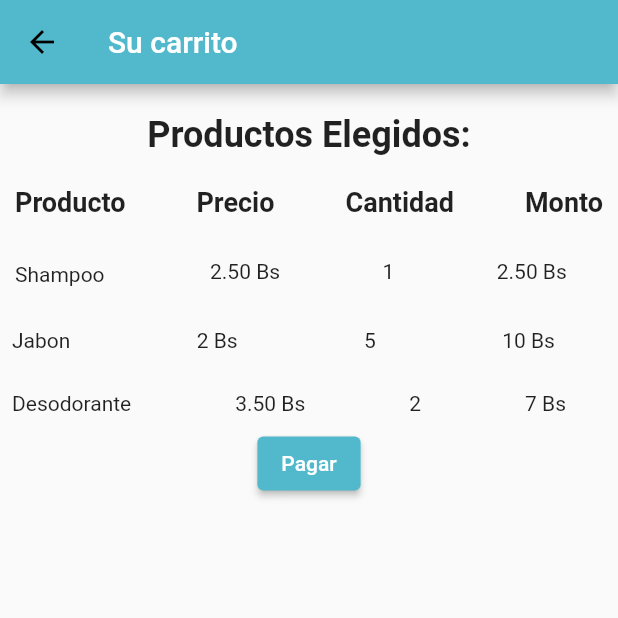
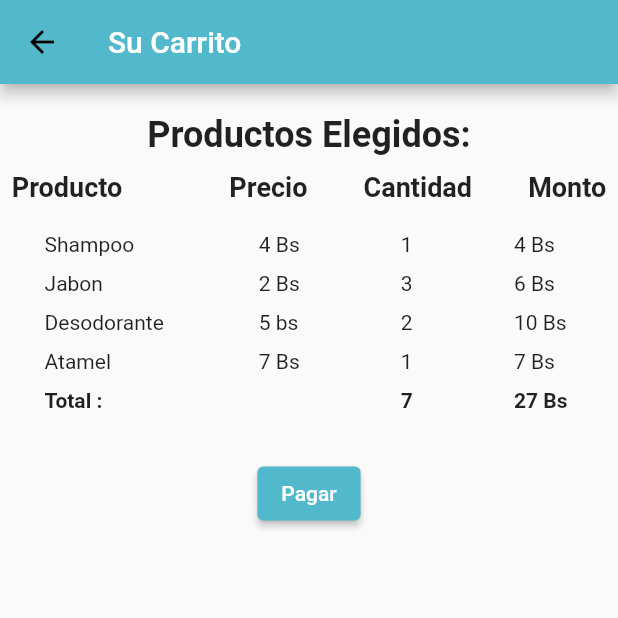
Before and after one commit to bleidertcs/demoplace, a Flutter app: the PharmacyPage screen opened directly, after a tap on "Shoes", on a phone screen of 412 x 824 dp, the top half of it. Run offline on Flutter 3.47's test engine with Material 2 defaults, Android fonts, the light colour scheme and no system bars; our stand-ins replace font_awesome_flutter.

Commit message:
cambios finales

```diff
--- a/lib/login_page.dart
+++ b/lib/login_page.dart
@@ -14,6 +14,7 @@ class LoginPage extends StatelessWidget {
       body: Form(
         key: key,
         child: Background(
+          child: Expanded(
             child: Padding(
               padding: const EdgeInsets.symmetric(vertical: 80, horizontal: 10),
               child: Expanded(
@@ -39,6 +40,7 @@ class LoginPage extends StatelessWidget {
                     LoginButton(),
                     SizedBox(height: 20),
                   ],
+                ),
               ),
             ),
           ),
--- a/lib/pharmacy_home_page.dart
+++ b/lib/pharmacy_home_page.dart
@@ -133,15 +133,19 @@ class PharmacyPage extends StatelessWidget {
             crossAxisAlignment: CrossAxisAlignment.center,
             mainAxisAlignment: MainAxisAlignment.center,
             children: const [
-              ProductCard(
+              Expanded(
+                child: ProductCard(
                   image: 'assets/botella.jpg',
                   productName: '',
                   productPrice: '',
                 ),
-              ProductCard(
+              ),
+              Expanded(
+                child: ProductCard(
                   image: 'assets/pharmacy1.jpg',
                   productName: '',
                   productPrice: '',
+                ),
               ),
             ],
           ),
@@ -149,15 +153,19 @@ class PharmacyPage extends StatelessWidget {
             crossAxisAlignment: CrossAxisAlignment.center,
             mainAxisAlignment: MainAxisAlignment.center,
             children: const [
-              ProductCard(
+              Expanded(
+                child: ProductCard(
                   image: 'assets/pharmacy2.jpg',
                   productName: '',
                   productPrice: '',
                 ),
-              ProductCard(
+              ),
+              Expanded(
+                child: ProductCard(
                   image: 'assets/pharmacy1.jpg',
                   productName: '',
                   productPrice: '',
+                ),
               ),
             ],
           ),
@@ -165,15 +173,19 @@ class PharmacyPage extends StatelessWidget {
             crossAxisAlignment: CrossAxisAlignment.center,
             mainAxisAlignment: MainAxisAlignment.center,
             children: const [
-              ProductCard(
+              Expanded(
+                child: ProductCard(
                   image: 'assets/botella.jpg',
                   productName: '',
                   productPrice: '',
                 ),
-              ProductCard(
+              ),
+              Expanded(
+                child: ProductCard(
                   image: 'assets/pharmacy2.jpg',
                   productName: '',
                   productPrice: '',
+                ),
               ),
             ],
           ),
@@ -181,15 +193,19 @@ class PharmacyPage extends StatelessWidget {
             crossAxisAlignment: CrossAxisAlignment.center,
             mainAxisAlignment: MainAxisAlignment.center,
             children: const [
-              ProductCard(
+              Expanded(
+                child: ProductCard(
                   image: 'assets/botella.jpg',
                   productName: '',
                   productPrice: '',
                 ),
-              ProductCard(
+              ),
+              Expanded(
+                child: ProductCard(
                   image: 'assets/botella.jpg',
                   productName: '',
                   productPrice: '',
+                ),
               ),
             ],
           ),
--- a/lib/product-view.dart
+++ b/lib/product-view.dart
@@ -11,18 +11,18 @@ class ProductView extends StatelessWidget {
         Column(
           children: [
             Image(
-              image: AssetImage('assets/botella.jpg'),
+              image: const AssetImage('assets/botella.jpg'),
               width: MediaQuery.of(context).size.width,
               height: 550,
             ),
           ],
         ),
-        Positioned(
+        const Positioned(
             top: 75,
             right: 20,
             child: Icon(
               FontAwesomeIcons.heart,
-              color: const Color(0xff51b9cb),
+              color: Color(0xff51b9cb),
               size: 40,
             )),
         Positioned(
@@ -48,50 +48,43 @@ class ProductView extends StatelessWidget {
                   crossAxisAlignment: CrossAxisAlignment.start,
                   children: [
                     stars(),
-                    SizedBox(
-                      height: 20,
+                    const SizedBox(height: 20),
+                    const Expanded(
+                      child: Text('Botella',
+                          style: TextStyle(
+                              color: Colors.white,
+                              fontSize: 20,
+                              fontWeight: FontWeight.w800,
+                              letterSpacing: 1.5)),
                     ),
-                    Text('Botella',
-                        style: TextStyle(
-                            color: Colors.white,
-                            fontSize: 20,
-                            fontWeight: FontWeight.w800,
-                            letterSpacing: 1.5)),
-                    SizedBox(
-                      height: 20,
-                    ),
-                    Text(
+                    const SizedBox(height: 20),
+                    const Text(
                         'Lorem Ipsum is simply dummy text of the printing and typesetting industry. Lorem Ipsum has been the industr',
                         style: TextStyle(
                           color: Colors.white,
                           fontSize: 16,
                           fontWeight: FontWeight.w400,
                         )),
-                    SizedBox(
-                      height: 20,
-                    ),
-                    Text('Bs. 10.000',
+                    const SizedBox(height: 20),
+                    const Text('Bs. 10.000',
                         style: TextStyle(
                             color: Colors.white,
                             fontSize: 20,
                             fontWeight: FontWeight.w800,
                             letterSpacing: 1.5)),
-                    SizedBox(
-                      height: 20,
-                    ),
+                    const SizedBox(height: 20),
                     Center(
                       child: InkWell(
                         child: Container(
                           height: 60,
                           width: MediaQuery.of(context).size.width - 50,
-                          decoration: BoxDecoration(
+                          decoration: const BoxDecoration(
                             color: Colors.white,
-                            borderRadius:
-                                const BorderRadius.all(Radius.circular(20)),
+                            borderRadius: BorderRadius.all(Radius.circular(20)),
                           ),
                           child: Row(
                             mainAxisAlignment: MainAxisAlignment.spaceEvenly,
-                            children: [
+                            children: const [
                               Text(
                                 'Añadir al carrito',
                                 style: TextStyle(
--- a/lib/shopping_page.dart
+++ b/lib/shopping_page.dart
@@ -8,15 +8,13 @@ class ShoppingPage extends StatelessWidget {
     return Scaffold(
       appBar: AppBar(
         title: const Text(
-          'Su carrito',
+          'Su Carrito',
           style: TextStyle(
             color: Colors.white,
           ),
         ),
       ),
-      body: Column(
-        crossAxisAlignment: CrossAxisAlignment.center,
-        mainAxisAlignment: MainAxisAlignment.start,
+      body: ListView(
         children: [
           Row(
             mainAxisAlignment: MainAxisAlignment.center,
@@ -35,129 +33,142 @@ class ShoppingPage extends StatelessWidget {
             ],
           ),
           const SizedBox(height: 10),
+          Column(
+            mainAxisAlignment: MainAxisAlignment.center,
+            crossAxisAlignment: CrossAxisAlignment.center,
+            children: [
               Row(
                 crossAxisAlignment: CrossAxisAlignment.start,
-            mainAxisAlignment: MainAxisAlignment.spaceBetween,
+                mainAxisAlignment: MainAxisAlignment.spaceAround,
                 children: const [
-              Padding(
-                padding: EdgeInsets.all(10),
-                child: Text(
+                  Text(
                     'Producto',
                     style: TextStyle(fontSize: 18, fontWeight: FontWeight.bold),
                   ),
-              ),
-              SizedBox(width: 10),
-              Padding(
-                padding: EdgeInsets.all(10),
-                child: Text(
+                  SizedBox(width: 40),
+                  Text(
                     'Precio',
                     style: TextStyle(fontSize: 18, fontWeight: FontWeight.bold),
                   ),
-              ),
-              SizedBox(width: 10),
-              Padding(
-                padding: EdgeInsets.all(10),
-                child: Text(
+                  SizedBox(width: 6),
+                  Text(
                     'Cantidad',
                     style: TextStyle(fontSize: 18, fontWeight: FontWeight.bold),
                   ),
-              ),
-              SizedBox(width: 10),
-              Padding(
-                padding: EdgeInsets.all(10),
-                child: Text(
+                  SizedBox(width: 6),
+                  Text(
                     'Monto',
                     style: TextStyle(fontSize: 18, fontWeight: FontWeight.bold),
-                ),
                   ),
                 ],
               ),
               const SizedBox(height: 10),
               Row(
+                mainAxisAlignment: MainAxisAlignment.spaceAround,
                 crossAxisAlignment: CrossAxisAlignment.start,
-            mainAxisAlignment: MainAxisAlignment.spaceBetween,
+                children: [
+                  Padding(
+                    padding: const EdgeInsets.symmetric(vertical: 10),
+                    child: Column(
+                      crossAxisAlignment: CrossAxisAlignment.start,
+                      mainAxisAlignment: MainAxisAlignment.start,
                       children: const [
-              Padding(
-                padding: EdgeInsets.all(10),
-                child: Text('Shampoo'),
+                        Text('Shampoo'),
+                        SizedBox(height: 10),
+                        Text('Jabon'),
+                        SizedBox(height: 10),
+                        Text('Desodorante'),
+                        SizedBox(height: 10),
+                        Text('Atamel'),
+                        SizedBox(height: 10),
+                        Text(
+                          'Total :',
+                          style: TextStyle(
+                            fontWeight: FontWeight.bold,
                           ),
-              SizedBox(height: 10),
-              Padding(
-                padding: EdgeInsets.all(8.0),
-                child: Text('2.50 Bs'),
-              ),
-              SizedBox(height: 10),
-              Padding(
-                padding: EdgeInsets.all(8.0),
-                child: Text('1'),
-              ),
-              SizedBox(height: 10),
-              Padding(
-                padding: EdgeInsets.all(8.0),
-                child: Text('2.50 Bs'),
                         ),
                         SizedBox(height: 10),
                       ],
                     ),
-          const SizedBox(height: 10),
-          Row(
+                  ),
+                  Padding(
+                    padding:
+                        const EdgeInsets.symmetric(vertical: 10, horizontal: 4),
+                    child: Column(
                       crossAxisAlignment: CrossAxisAlignment.start,
                       mainAxisAlignment: MainAxisAlignment.spaceBetween,
                       children: const [
+                        Text('4 Bs'),
+                        SizedBox(height: 10),
+                        Text('2 Bs'),
+                        SizedBox(height: 10),
+                        Text('5 bs'),
+                        SizedBox(height: 10),
+                        Text('7 Bs'),
+                        SizedBox(height: 10),
+                      ],
+                    ),
+                  ),
                   Padding(
-                padding: EdgeInsets.all(8.0),
-                child: Text('Jabon'),
+                    padding:
+                        const EdgeInsets.symmetric(vertical: 10, horizontal: 4),
+                    child: Column(
+                      crossAxisAlignment: CrossAxisAlignment.start,
+                      mainAxisAlignment: MainAxisAlignment.spaceBetween,
+                      children: const [
+                        Text('1'),
+                        SizedBox(height: 10),
+                        Text('3'),
+                        SizedBox(height: 10),
+                        Text('2'),
+                        SizedBox(height: 10),
+                        Text('1'),
+                        SizedBox(height: 10),
+                        Text(
+                          '7',
+                          style: TextStyle(
+                            fontWeight: FontWeight.bold,
                           ),
-              SizedBox(height: 10),
-              Padding(
-                padding: EdgeInsets.all(8.0),
-                child: Text('2 Bs'),
-              ),
-              SizedBox(height: 10),
-              Padding(
-                padding: EdgeInsets.all(8.0),
-                child: Text('5'),
-              ),
-              SizedBox(height: 10),
-              Padding(
-                padding: EdgeInsets.all(8.0),
-                child: Text('10 Bs'),
                         ),
                         SizedBox(height: 10),
                       ],
                     ),
-          const SizedBox(height: 10),
-          Row(
+                  ),
+                  Padding(
+                    padding:
+                        const EdgeInsets.symmetric(vertical: 10, horizontal: 4),
+                    child: Column(
                       crossAxisAlignment: CrossAxisAlignment.start,
                       mainAxisAlignment: MainAxisAlignment.spaceBetween,
                       children: const [
-              Padding(
-                padding: EdgeInsets.all(8.0),
-                child: Text('Desodorante'),
+                        Text('4 Bs'),
+                        SizedBox(height: 10),
+                        Text('6 Bs'),
+                        SizedBox(height: 10),
+                        Text('10 Bs'),
+                        SizedBox(height: 10),
+                        Text('7 Bs'),
+                        SizedBox(height: 10),
+                        Text(
+                          '27 Bs',
+                          style: TextStyle(
+                            fontWeight: FontWeight.bold,
                           ),
-              SizedBox(height: 10),
-              Padding(
-                padding: EdgeInsets.all(8.0),
-                child: Text('3.50 Bs'),
-              ),
-              SizedBox(height: 10),
-              Padding(
-                padding: EdgeInsets.all(8.0),
-                child: Text('2'),
-              ),
-              SizedBox(height: 10),
-              Padding(
-                padding: EdgeInsets.all(8.0),
-                child: Text('7 Bs'),
                         ),
                         SizedBox(height: 10),
                       ],
                     ),
+                  ),
+                ],
+              ),
+            ],
+          ),
+          const SizedBox(height: 10),
           Column(
             children: [
               ElevatedButton(
                 onPressed: () {},
-                child: Text(
+                child: const Text(
                   'Pagar',
                   style: TextStyle(
                     color: Colors.white,
```
Lines whose indentation alone changed are shown as unchanged.
